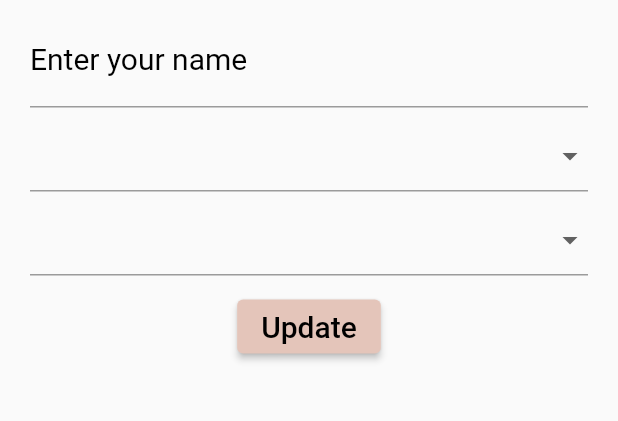
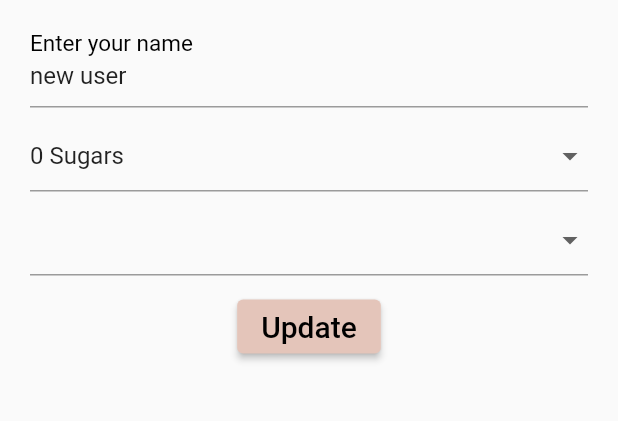
Before and after one commit to Aastha-2611/coffee, a Flutter app: the SettingsForm widget shown alone on an empty page, opened directly, on a phone screen of 412 x 824 dp, the part 65-486 px from its top. Run offline on Flutter 3.47's test engine with Material 2 defaults, Android fonts, the phone set to English and light mode, and no system bars; our stand-ins replace cloud_firestore, firebase_auth, firebase_core, flutter_spinkit; accounts and stored records are empty.

Commit message:
commit 12/02

```diff
--- a/lib/screens/home/brewtile.dart
+++ b/lib/screens/home/brewtile.dart
@@ -9,12 +9,14 @@ class BrewTile extends StatelessWidget {
 
   @override
   Widget build(BuildContext context) {
+    String name = brew?.name ?? 'new user';
+
     return Container(
       child: ListTile(
         leading: CircleAvatar(
           backgroundColor: Colors.brown,
         ),
-        title: Text(brew!.name),
+        title: Text(name),
       ),
     );
   }
--- a/lib/screens/home/settings.dart
+++ b/lib/screens/home/settings.dart
@@ -1,4 +1,8 @@
+import 'package:coffee/models/user.dart';
+import 'package:coffee/services/firebase.dart';
+import 'package:coffee/shared/loading.dart';
 import 'package:flutter/material.dart';
+import 'package:provider/provider.dart';
 
 class SettingsForm extends StatefulWidget {
   const SettingsForm({super.key});
@@ -8,7 +12,7 @@ class SettingsForm extends StatefulWidget {
 }
 
 class _SettingsFormState extends State<SettingsForm> {
-  GlobalKey _formkey = GlobalKey<FormState>();
+  final _formkey = GlobalKey<FormState>();
   final List<String> sugar = ['0', '1', '2', '3', '4'];
   final List<String> strength = ['light', 'medium', 'strong'];
   String? _currentName;
@@ -17,7 +21,22 @@ class _SettingsFormState extends State<SettingsForm> {
 
   @override
   Widget build(BuildContext context) {
-    print('in settings form');
+    final user = Provider.of<MUser?>(context);
+    print(user?.uid);
+    String uid = user?.uid ?? '0';
+
+    return StreamBuilder<UserData>(
+        stream: DataBaseServices(uid: uid).userModel,
+        builder: (context, snapshot) {
+          if (snapshot.hasData) {
+            print('in settings if ');
+
+            UserData? userdata = snapshot.data;
+            String name = userdata?.name ?? 'new user';
+            String sugarUser = userdata?.sugar ?? '0';
+            String strengthUser = userdata?.strength ?? 'medium';
+            print('$name,$sugarUser,$strengthUser ');
+
             return Padding(
               padding: const EdgeInsets.all(20.0),
               child: Form(
@@ -34,11 +53,14 @@ class _SettingsFormState extends State<SettingsForm> {
                         height: 10,
                       ),
                       TextFormField(
+                        initialValue: name,
                         decoration: InputDecoration(
                           labelText: 'Enter your name',
-                  labelStyle: TextStyle(color: Colors.black, fontSize: 20),
+                          labelStyle:
+                              TextStyle(color: Colors.black, fontSize: 20),
                         ),
-                validator: (value) => value!.isEmpty ? 'enter name' : null,
+                        validator: (value) =>
+                            value!.isEmpty ? 'enter name' : null,
                         onChanged: (value) => setState(() {
                           _currentName = value;
                         }),
@@ -47,6 +69,7 @@ class _SettingsFormState extends State<SettingsForm> {
                         height: 8,
                       ),
                       DropdownButtonFormField(
+                          value: _currentSugar ?? '0',
                           items: sugar.map((sugar) {
                             return DropdownMenuItem(
                                 value: sugar, child: Text('$sugar Sugars'));
@@ -60,6 +83,7 @@ class _SettingsFormState extends State<SettingsForm> {
                         height: 8,
                       ),
                       DropdownButtonFormField(
+                          //value: _currentStrenght ?? strengthUser,
                           items: strength.map((strength) {
                             return DropdownMenuItem(
                                 value: strength, child: Text('$strength'));
@@ -73,7 +97,16 @@ class _SettingsFormState extends State<SettingsForm> {
                         height: 10,
                       ),
                       ElevatedButton(
-                onPressed: () {},
+                        onPressed: () async {
+                          if (_formkey.currentState!.validate()) {
+                            await DataBaseServices(uid: uid).updateUserData(
+                                _currentSugar ?? sugarUser,
+                                _currentName ?? name,
+                                _currentStrenght ?? strengthUser);
+
+                            Navigator.pop(context);
+                          }
+                        },
                         child: Text(
                           'Update',
                           style: TextStyle(color: Colors.black, fontSize: 20),
@@ -86,5 +119,9 @@ class _SettingsFormState extends State<SettingsForm> {
                     ],
                   )),
             );
+          } else {
+            return Loading();
+          }
+        });
   }
 }
--- a/lib/screens/wrapper.dart
+++ b/lib/screens/wrapper.dart
@@ -8,6 +8,7 @@ class Wrapper extends StatelessWidget {
   @override
   Widget build(BuildContext context) {
     final user = Provider.of<MUser?>(context);
+    print(UserData);
 
     if (user == null)
       return Authenticate();
--- a/lib/services/firebase.dart
+++ b/lib/services/firebase.dart
@@ -9,10 +9,10 @@ class DataBaseServices {
   final CollectionReference brewCollection =
       FirebaseFirestore.instance.collection('brew');
 
-  Future updateUserData(String sugar, String name, String strength) async {
+  Future updateUserData(String? sugar, String? name, String? strength) async {
     return await brewCollection
         .doc(uid)
-        .set({sugar: sugar, name: name, strength: strength});
+        .set({sugar!: sugar, name!: name, strength!: strength});
   }
 
   List<Brew> _brewlistFromSnapshot(QuerySnapshot snapshot) {
@@ -32,10 +32,18 @@ class DataBaseServices {
 
   UserData _userDataFromSnapshots(DocumentSnapshot snapshot) {
     return UserData(
-      uid: uid,
-      name: snapshot.get('name'),
-      sugar: snapshot.get('sugar'),
-      strength: snapshot.get('strength'),
+      uid: snapshot.data().toString().contains('uid')
+          ? snapshot.get('uid')
+          : '0',
+      name: snapshot.data().toString().contains('name')
+          ? snapshot.get('name')
+          : 'new user',
+      sugar: snapshot.data().toString().contains('sugar')
+          ? snapshot.get('sugar')
+          : '0 sugars',
+      strength: snapshot.data().toString().contains('strength')
+          ? snapshot.get('strength')
+          : 'medium',
     );
   }
 
@@ -43,7 +51,8 @@ class DataBaseServices {
     return brewCollection.snapshots().map(_brewlistFromSnapshot);
   }
 
-  Stream<UserData> get UserModel {
+  Stream<UserData> get userModel {
+    print(uid);
     return brewCollection.doc(uid).snapshots().map(_userDataFromSnapshots);
   }
 }
```
Lines whose indentation alone changed are shown as unchanged.
